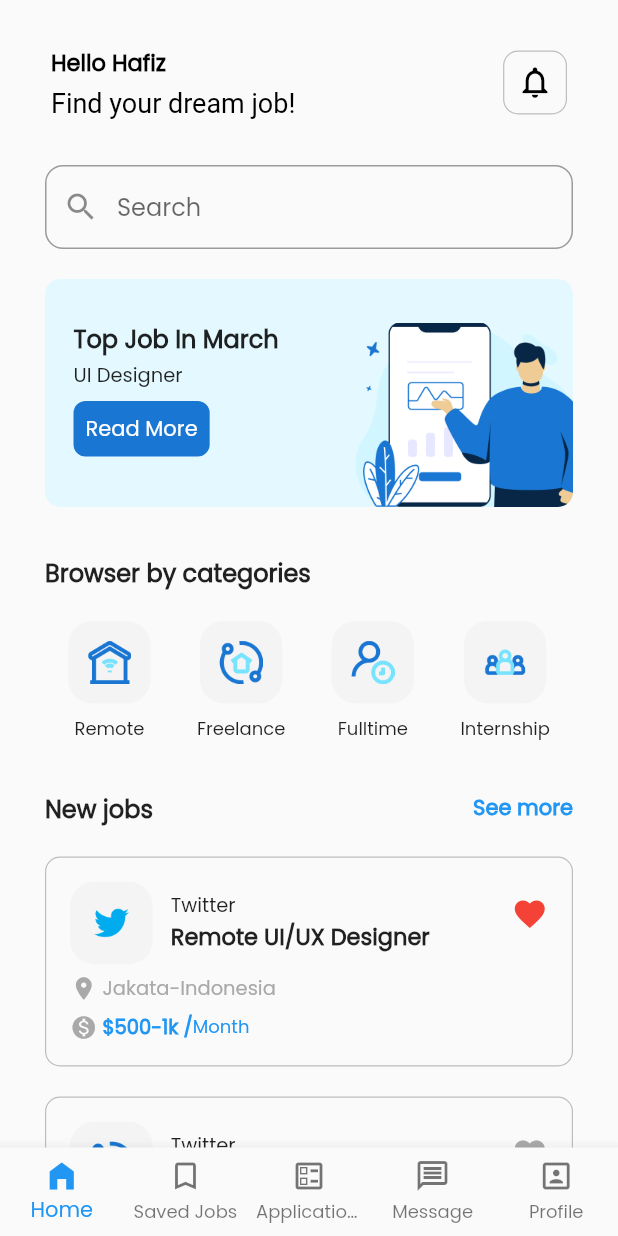
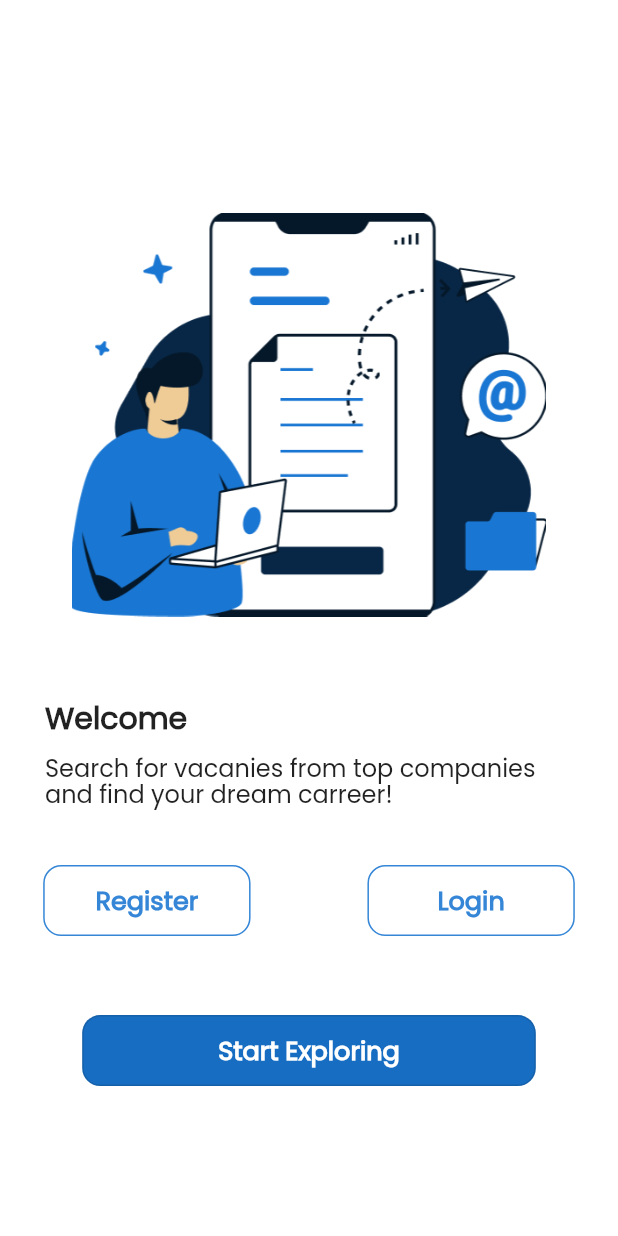
Before and after one commit to tanhtanh1505/JobsGo, a Flutter app: the screen it shows after launch, on a phone screen of 412 x 824 dp. Run offline on Flutter 3.47's test engine with Material 2 defaults, Android fonts, the phone set to English and light mode, and no system bars; missing offline and left inert: dart:ffi; Roboto replaces fonts that are missing (Nunito Sans).

Commit message:
Welcome Page

```diff
--- a/lib/main.dart
+++ b/lib/main.dart
@@ -1,4 +1,5 @@
 import 'package:flutter/material.dart';
+import 'package:jobsgo/screens/WelcomePages/WelcomePage.dart';
 import 'screens/Home.dart';
 import 'screens/SavedJobs.dart';
 import 'screens/Application.dart';
@@ -20,7 +21,7 @@ class MyApp extends StatelessWidget {
         primarySwatch: Colors.blue,
         fontFamily: 'Poppins',
       ),
-      home: const MyHomePage(title: 'Flutter demo'),
+      home: const WelcomePage(),
     );
   }
 }
--- /dev/null
+++ b/lib/screens/WelcomePages/Body.dart
@@ -0,0 +1,146 @@
+import 'package:flutter/material.dart';
+import 'package:jobsgo/screens/WelcomePages/welcome_page1.dart';
+
+
+class Body extends StatelessWidget {
+  const Body({Key? key}) : super(key: key);
+
+  @override
+  Widget build(BuildContext context) {
+    Size size = MediaQuery.of(context).size;
+    return SizedBox(
+      height: size.height,
+      width: double.infinity,
+      child: Stack(
+        alignment: Alignment.center,
+        children: [
+          Container(height: size.height, width: double.infinity, color: Color(0xffFFFFFF),),
+          Positioned(
+            top: 142,
+            child: Image.asset(
+            "assets/images/login.png",
+              height: 269,
+              width: 315.88,
+            ),
+          ),
+
+          Positioned(
+            bottom: 330,
+            left: 30,
+            child: Text(
+              "Welcome",
+              style: TextStyle(
+                fontWeight: FontWeight.w600,
+                fontSize: 20,
+                fontFamily: "Poppins",
+              ),
+            ),
+          ),
+
+          Positioned(
+            bottom: 300,
+            left: 30,
+            child: Text(
+                "Search for vacanies from top companies",
+              style: TextStyle(
+                fontSize: 16,
+                fontFamily: "Poppins",
+              ),
+              ),
+          ),
+
+          Positioned(
+            bottom: 283,
+            left: 30,
+            child: Text(
+              "and find your dream carreer!",
+              style: TextStyle(
+                fontSize: 16,
+                fontFamily: "Poppins",
+              ),
+            ),
+          ),
+
+          Positioned(
+            bottom: 200,
+            left: 28.8,
+            child: SizedBox(
+              height: 47.29,
+              width: 138.24,
+              child: TextButton(
+                onPressed: (){},
+                child: Text(
+                  "Register",
+                  style: TextStyle(fontSize: 17, fontFamily: "Poppins", fontWeight: FontWeight.bold, color: Color(0xff3586D7)),
+                ),
+                style: ButtonStyle(
+                  shape: MaterialStateProperty.all(RoundedRectangleBorder(
+                    borderRadius: BorderRadius.circular(12),
+                    side: BorderSide(color: Color(0xff3586D7)),
+                  ))
+
+                ),
+              ),
+            ),
+          ),
+
+          Positioned(
+            bottom: 200,
+            right: 28.8,
+            child: SizedBox(
+              height: 47.29,
+              width: 138.24,
+              child: TextButton(
+                onPressed: (){},
+                child: Text(
+                  "Login",
+                  style: TextStyle(fontSize: 17, fontFamily: "Poppins", fontWeight: FontWeight.bold, color: Color(0xff3586D7)),
+                ),
+                style: ButtonStyle(
+                    shape: MaterialStateProperty.all(RoundedRectangleBorder(
+                      borderRadius: BorderRadius.circular(12),
+                      side: BorderSide(color: Color(0xff3586D7)),
+                    ))
+
+                ),
+              ),
+            ),
+          ),
+
+          Positioned(
+            bottom: 100,
+            child: SizedBox(
+              height: 47.29,
+              width: 302.4,
+              child: OutlinedButton(
+                onPressed: (){
+                  Navigator.push(
+                    context,
+                    MaterialPageRoute(
+                      builder: (context) {
+                        return welcome_page1();
+                      },
+                    ),
+                  );
+                },
+                child: Text(
+                  "Start Exploring",
+                  style: TextStyle(fontSize: 17, fontFamily: "Poppins", fontWeight: FontWeight.bold, color: Colors.white),
+                ),
+                style: ButtonStyle(
+                  backgroundColor: MaterialStateProperty.all(Color(0xff176DC2)),
+                    shape: MaterialStateProperty.all(RoundedRectangleBorder(
+                      borderRadius: BorderRadius.circular(12),
+                      side: BorderSide(color: Colors.black),
+                    ))
+
+                ),
+              ),
+            ),
+          ),
+
+        ],
+      ),
+    );
+  }
+}
--- /dev/null
+++ b/lib/screens/WelcomePages/WelcomePage.dart
@@ -0,0 +1,13 @@
+import 'package:flutter/material.dart';
+import 'package:jobsgo/screens/WelcomePages/Body.dart';
+
+class WelcomePage extends StatelessWidget {
+  const WelcomePage({Key? key}) : super(key: key);
+
+  @override
+  Widget build(BuildContext context) {
+    return Scaffold(
+      body: Body(),
+    );
+  }
+}
--- a/pubspec.yaml
+++ b/pubspec.yaml
@@ -56,6 +56,7 @@ flutter:
   uses-material-design: true
   assets:
     - "assets/images/"
+    - assets/images/login.png
   # To add assets to your application, add an assets section, like this:
   # assets:
   #   - images/a_dot_burr.jpeg
```
Also changed, not shown: lib/screens/WelcomePages/welcome_page1.dart (added, +109 -0 lines), lib/screens/WelcomePages/welcome_page2.dart (added, +109 -0 lines), lib/screens/WelcomePages/welcome_page3.dart (added, +108 -0 lines), assets/images/login.png (added), assets/images/welcome_page1.png (added), assets/images/welcome_page2.png (added), assets/images/welcome_page3.png (added).
